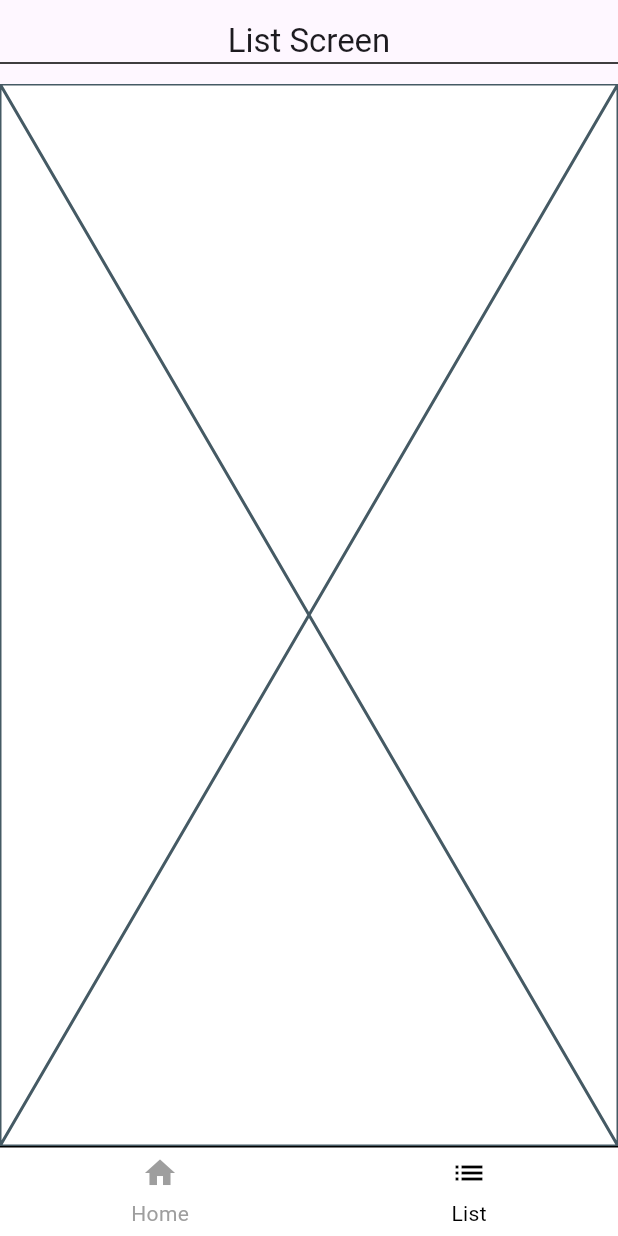
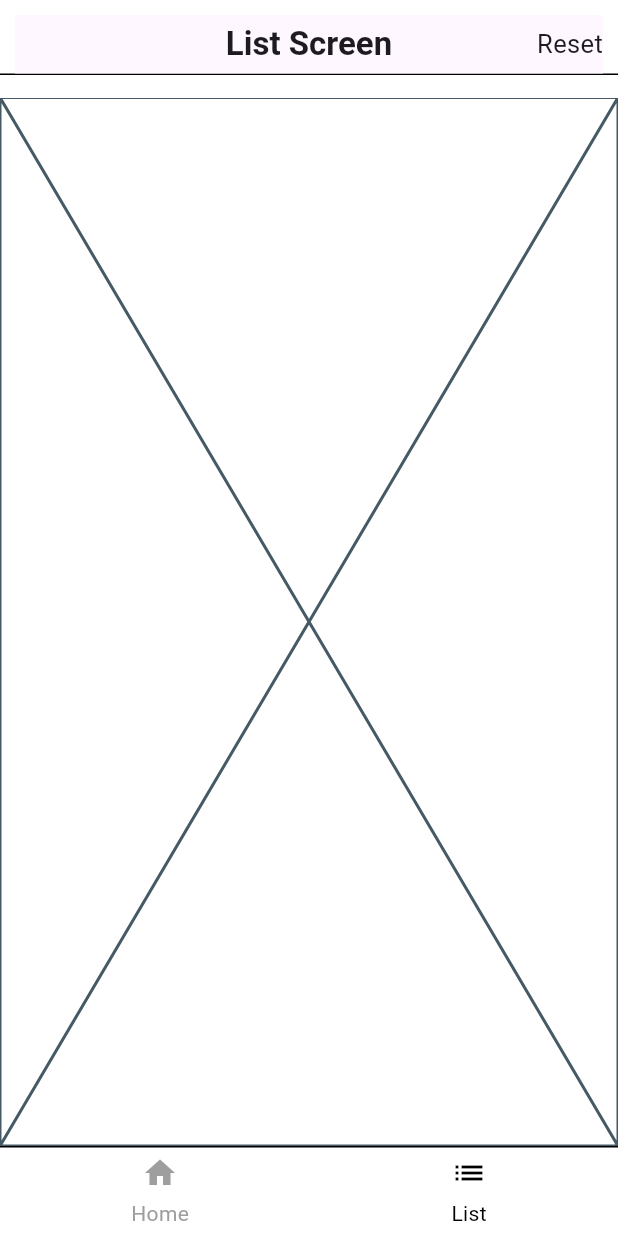
Before and after one commit to B1GMAX/magic_hat, a Flutter app: the screen it shows after launch, swiped to page 2, on a phone screen of 412 x 824 dp. Run offline on Flutter 3.47's test engine with Material 3 defaults, Android fonts, the phone set to English and light mode, and no system bars; our stand-ins replace rxdart, shared_preferences; network calls fail.

```diff
--- a/lib/navigator_bar/navigator_bar.dart
+++ b/lib/navigator_bar/navigator_bar.dart
@@ -24,17 +24,33 @@ class _NavigatorBarState extends State<NavigatorBar> {
             stream: context.read<NavigatorBarBloc>().indexPageStream,
             builder: (context, snapshot) {
               return Scaffold(
-                appBar: AppBar(
-                  titleSpacing: 0,
-                  title: Container(
+                appBar: PreferredSize(
+                  preferredSize: const Size(double.infinity, 50),
+                  child: Container(
+                    padding:
+                        const EdgeInsets.only(top: 10, right: 10, left: 10),
                     decoration: const BoxDecoration(
                       border: Border(
                         bottom: BorderSide(color: Colors.black),
                       ),
                     ),
-                    alignment: Alignment.center,
-                    child: Text(
+                    child: AppBar(
+                      centerTitle: true,
+                      title: Text(
                         snapshot.data! == 0 ? 'Home Screen' : 'List Screen',
+                        style: const TextStyle(
+                          fontWeight: FontWeight.w600,
+                        ),
+                      ),
+                      actions: [
+                        GestureDetector(
+                          onTap: () {},
+                          child: const Text(
+                            'Reset',
+                            style: TextStyle(fontSize: 17),
+                          ),
+                        ),
+                      ],
                     ),
                   ),
                 ),
@@ -45,7 +61,9 @@ class _NavigatorBarState extends State<NavigatorBar> {
                   homeColor: snapshot.data! == 0 ? Colors.black : Colors.grey,
                   listColor: snapshot.data! == 1 ? Colors.black : Colors.grey,
                 ),
-                body: PageView(
+                body: Padding(
+                  padding: const EdgeInsets.only(top: 15),
+                  child: PageView(
                     controller:
                         context.read<NavigatorBarBloc>().pagViewController,
                     onPageChanged: (index) {
@@ -56,6 +74,7 @@ class _NavigatorBarState extends State<NavigatorBar> {
                       ListScreen(),
                     ],
                   ),
+                ),
               );
             });
       },
--- a/pubspec.yaml
+++ b/pubspec.yaml
@@ -39,6 +39,7 @@ dependencies:
   rxdart: ^0.27.7
   http: ^1.2.0
   json_annotation: ^4.8.1
+  shared_preferences: ^2.2.2
 
 
 
```
Also changed, not shown: lib/home/home_bloc.dart (+26 -2 lines), lib/home/home_screen.dart (+76 -20 lines), lib/home/house_widget.dart (+13 -1 lines), lib/main.dart (+4 -3 lines), lib/utils/shared_preferences/shared_preferences.dart (added, +10 -0 lines), pubspec.lock. Lines whose indentation alone changed are shown as unchanged.
